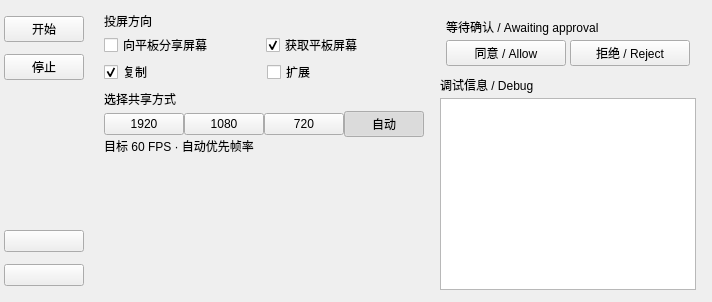
The window that Fukaros/mainwindow.ui (HuTaoUnknow/Fukaros-Furina) describes before a commit, drawn with Qt 5.
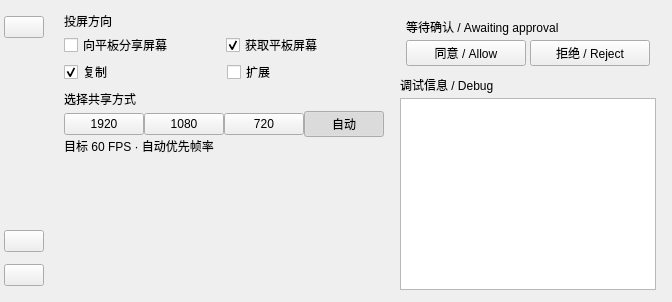
The same window after the commit.

The edit to the form file:
```diff
--- a/Fukaros/mainwindow.ui
+++ b/Fukaros/mainwindow.ui
@@ -49,7 +49,7 @@
        <item>
         <widget class="QPushButton" name="start">
          <property name="text">
-          <string>开始</string>
+          <string />
          </property>
          <property name="minimumHeight">
           <number>40</number>
@@ -63,12 +63,8 @@
          <property name="maximumWidth">
           <number>40</number>
          </property>
-        </widget>
-       </item>
-       <item>
-        <widget class="QPushButton" name="stop">
-         <property name="text">
-          <string>停止</string>
+         <property name="toolTip">
+          <string>开始</string>
          </property>
          <property name="minimumHeight">
           <number>40</number>
```
Left out of the diff: 13 changed lines with no effect on the pictures.
